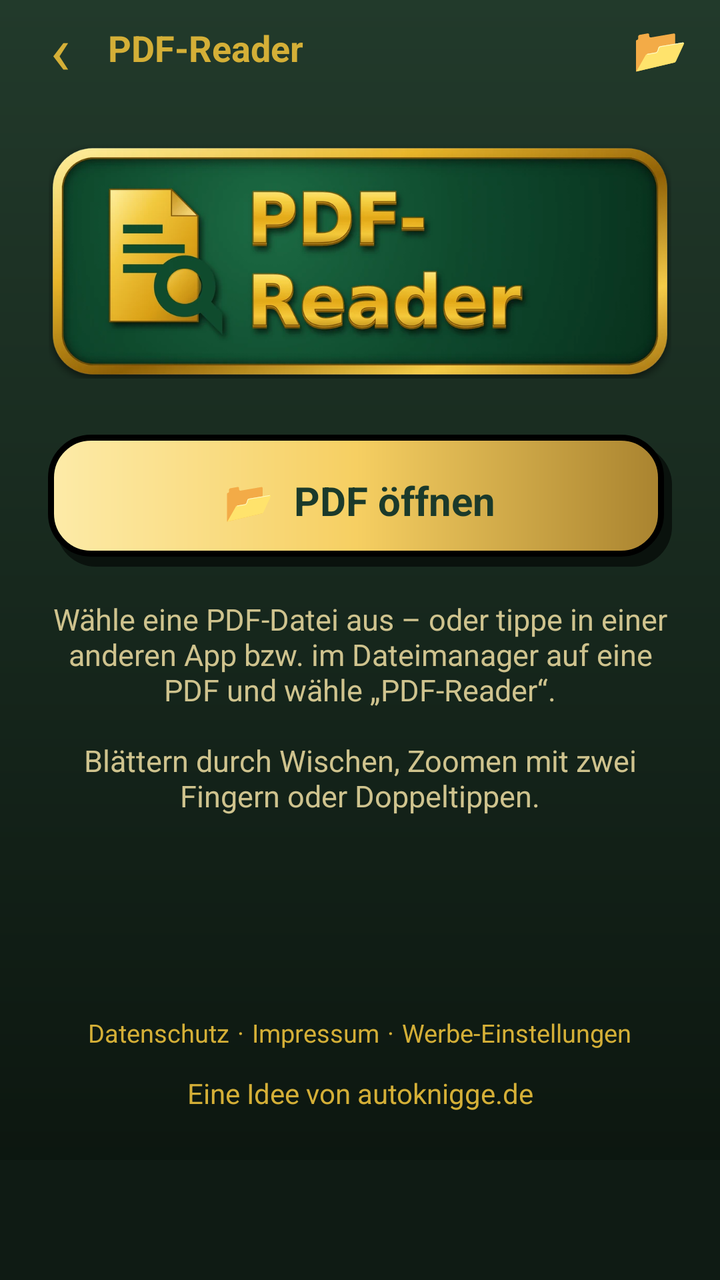
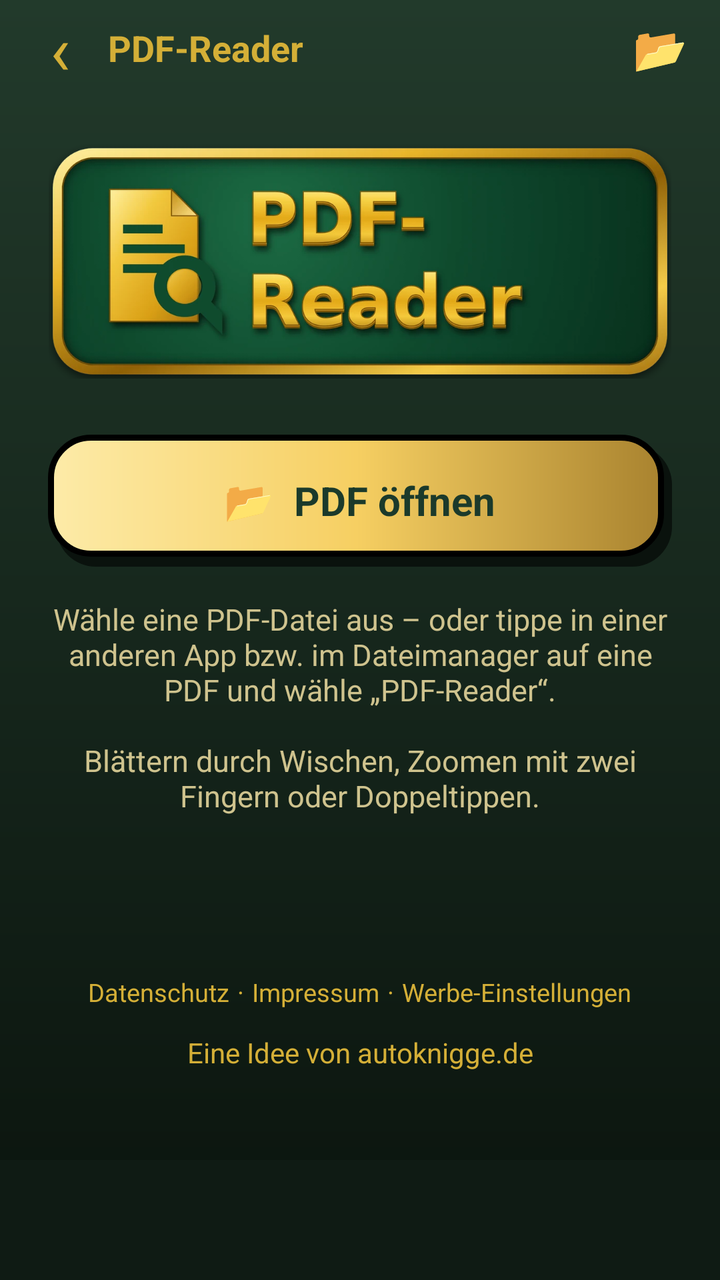

Compare the two renders of this Android layout. The source of the first and the diff that turns it into the second are given below.
<!-- AndroidManifest.xml: application theme Theme.PdfReader -->
<!-- res/layout/activity_reader.xml -->
<?xml version="1.0" encoding="utf-8"?>
<LinearLayout xmlns:android="http://schemas.android.com/apk/res/android"
    android:id="@+id/root"
    android:layout_width="match_parent"
    android:layout_height="match_parent"
    android:background="@drawable/bg_screen"
    android:orientation="vertical">

    <LinearLayout
        android:layout_width="match_parent"
        android:layout_height="wrap_content"
        android:gravity="center_vertical"
        android:orientation="horizontal"
        android:paddingStart="6dp"
        android:paddingEnd="6dp">

        <TextView
            android:id="@+id/btnBack"
            android:layout_width="48dp"
            android:layout_height="48dp"
            android:contentDescription="Zurück"
            android:gravity="center"
            android:text="‹"
            android:textColor="@color/gold"
            android:textSize="34sp" />

        <TextView
            android:id="@+id/tvTitle"
            android:layout_width="0dp"
            android:layout_height="wrap_content"
            android:layout_weight="1"
            android:ellipsize="middle"
            android:maxLines="1"
            android:text="@string/app_name"
            android:textColor="@color/gold"
            android:textSize="18sp"
            android:textStyle="bold" />

        <TextView
            android:id="@+id/btnSpeak"
            android:layout_width="48dp"
            android:layout_height="48dp"
            android:contentDescription="Vorlesen"
            android:gravity="center"
            android:text="🔊"
            android:textSize="22sp"
            android:visibility="gone" />

        <TextView
            android:id="@+id/btnReadSettings"
            android:layout_width="44dp"
            android:layout_height="48dp"
            android:contentDescription="Vorlese-Einstellungen"
            android:gravity="center"
            android:text="⚙"
            android:textColor="@color/gold"
            android:textSize="22sp"
            android:visibility="gone" />

        <TextView
            android:id="@+id/btnOpen"
            android:layout_width="48dp"
            android:layout_height="48dp"
            android:contentDescription="PDF öffnen"
            android:gravity="center"
            android:text="📂"
            android:textSize="22sp" />
    </LinearLayout>

    <FrameLayout
        android:layout_width="match_parent"
        android:layout_height="0dp"
        android:layout_weight="1">

        <androidx.viewpager2.widget.ViewPager2
            android:id="@+id/pager"
            android:layout_width="match_parent"
            android:layout_height="match_parent"
            android:visibility="gone" />

        <TextView
            android:id="@+id/tvPage"
            android:layout_width="wrap_content"
            android:layout_height="wrap_content"
            android:layout_gravity="bottom|center_horizontal"
            android:layout_marginBottom="16dp"
            android:background="@drawable/bg_pagepill"
            android:paddingStart="16dp"
            android:paddingTop="6dp"
            android:paddingEnd="16dp"
            android:paddingBottom="6dp"
            android:textColor="@color/text_hell"
            android:textSize="14sp"
            android:visibility="gone" />

        <ScrollView
            android:id="@+id/empty"
            android:layout_width="match_parent"
            android:layout_height="match_parent"
            android:fillViewport="true">

            <LinearLayout
                android:layout_width="match_parent"
                android:layout_height="wrap_content"
                android:gravity="center_horizontal"
                android:orientation="vertical"
                android:paddingStart="24dp"
                android:paddingTop="24dp"
                android:paddingEnd="24dp"
                android:paddingBottom="16dp">

                <ImageView
                    android:layout_width="match_parent"
                    android:layout_height="wrap_content"
                    android:adjustViewBounds="true"
                    android:importantForAccessibility="no"
                    android:src="@drawable/header_logo" />

                <LinearLayout
                    android:id="@+id/btnOpenBig"
                    android:layout_width="match_parent"
                    android:layout_height="wrap_content"
                    android:layout_marginTop="28dp"
                    android:background="@drawable/bg_btn_gold"
                    android:clickable="true"
                    android:focusable="true"
                    android:gravity="center"
                    android:minHeight="66dp"
                    android:orientation="horizontal"
                    android:paddingStart="16dp"
                    android:paddingEnd="16dp">

                    <TextView
                        android:layout_width="wrap_content"
                        android:layout_height="wrap_content"
                        android:text="📂  PDF öffnen"
                        android:textColor="@color/auf_gold"
                        android:textSize="20sp"
                        android:textStyle="bold" />
                </LinearLayout>

                <TextView
                    android:layout_width="match_parent"
                    android:layout_height="wrap_content"
                    android:layout_marginTop="16dp"
                    android:gravity="center"
                    android:text="Wähle eine PDF-Datei aus – oder tippe in einer anderen App bzw. im Dateimanager auf eine PDF und wähle „PDF-Reader“.\n\nBlättern durch Wischen, Zoomen mit zwei Fingern oder Doppeltippen."
                    android:textColor="@color/text_gedimmt"
                    android:textSize="15sp" />

                <View
                    android:layout_width="match_parent"
                    android:layout_height="0dp"
                    android:layout_weight="1"
                    android:minHeight="20dp" />

                <LinearLayout
                    android:layout_width="wrap_content"
                    android:layout_height="wrap_content"
                    android:layout_marginTop="20dp"
                    android:gravity="center"
                    android:orientation="horizontal">

                    <TextView
                        android:id="@+id/tvPrivacy"
                        android:layout_width="wrap_content"
                        android:layout_height="wrap_content"
                        android:padding="4dp"
                        android:text="Datenschutz"
                        android:textColor="@color/gold"
                        android:textSize="12.5sp" />

                    <TextView
                        android:layout_width="wrap_content"
                        android:layout_height="wrap_content"
                        android:text="·"
                        android:textColor="@color/gold"
                        android:textSize="12.5sp" />

                    <TextView
                        android:id="@+id/tvImprint"
                        android:layout_width="wrap_content"
                        android:layout_height="wrap_content"
                        android:padding="4dp"
                        android:text="Impressum"
                        android:textColor="@color/gold"
                        android:textSize="12.5sp" />

                    <TextView
                        android:layout_width="wrap_content"
                        android:layout_height="wrap_content"
                        android:text="·"
                        android:textColor="@color/gold"
                        android:textSize="12.5sp" />

                    <TextView
                        android:id="@+id/tvAdSettings"
                        android:layout_width="wrap_content"
                        android:layout_height="wrap_content"
                        android:padding="4dp"
                        android:text="Werbe-Einstellungen"
                        android:textColor="@color/gold"
                        android:textSize="12.5sp" />
                </LinearLayout>

                <TextView
                    android:id="@+id/tvAbout"
                    android:layout_width="wrap_content"
                    android:layout_height="wrap_content"
                    android:gravity="center"
                    android:padding="8dp"
                    android:text="Eine Idee von autoknigge.de"
                    android:textColor="@color/gold"
                    android:textSize="14sp" />
            </LinearLayout>
        </ScrollView>
    </FrameLayout>

    <LinearLayout
        android:id="@+id/readBar"
        android:layout_width="match_parent"
        android:layout_height="wrap_content"
        android:background="@drawable/bg_box_dark"
        android:gravity="center_vertical"
        android:orientation="horizontal"
        android:paddingStart="12dp"
        android:paddingEnd="8dp"
        android:visibility="gone">

        <TextView
            android:id="@+id/tvReadStatus"
            android:layout_width="0dp"
            android:layout_height="wrap_content"
            android:layout_weight="1"
            android:text="Vorlesen …"
            android:textColor="@color/text_hell"
            android:textSize="14sp" />

        <TextView
            android:id="@+id/btnPlayPause"
            android:layout_width="48dp"
            android:layout_height="48dp"
            android:contentDescription="Pause"
            android:gravity="center"
            android:text="⏸"
            android:textColor="@color/gold"
            android:textSize="22sp" />

        <TextView
            android:id="@+id/btnStopRead"
            android:layout_width="48dp"
            android:layout_height="48dp"
            android:contentDescription="Vorlesen beenden"
            android:gravity="center"
            android:text="⏹"
            android:textColor="@color/gold"
            android:textSize="22sp" />
    </LinearLayout>

    <FrameLayout
        android:id="@+id/adContainer"
        android:layout_width="match_parent"
        android:layout_height="wrap_content"
        android:background="@drawable/bg_ad"
        android:minHeight="60dp" />
</LinearLayout>
<!-- resources referenced by this layout -->
<resources>
  <color name="auf_gold">#1B3A2B</color>
  <color name="gold">#D4AF37</color>
  <color name="text_gedimmt">#CFC38E</color>
  <color name="text_hell">#F8E7A4</color>
  <!-- drawable bg_ad (drawable) -->
  <?xml version="1.0" encoding="utf-8"?>
  <shape xmlns:android="http://schemas.android.com/apk/res/android"
      android:shape="rectangle">
      <solid android:color="@color/tanne_dunkel" />
  </shape>
  <!-- drawable bg_box_dark (drawable) -->
  <?xml version="1.0" encoding="utf-8"?>
  <layer-list xmlns:android="http://schemas.android.com/apk/res/android">
          <item
              android:left="4dp"
              android:top="5dp">
              <shape android:shape="rectangle">
                  <solid android:color="#0A120D" />
                  <corners android:radius="20dp" />
              </shape>
          </item>
          <item
              android:bottom="5dp"
              android:right="4dp">
              <shape android:shape="rectangle">
                  <gradient
                      android:angle="315"
                      android:endColor="#09120C"
                      android:startColor="#22392C" />
                  <stroke
                      android:width="2.5dp"
                      android:color="#C9A648" />
                  <corners android:radius="20dp" />
              </shape>
          </item>
      </layer-list>
  <!-- drawable bg_btn_gold (drawable) -->
  <?xml version="1.0" encoding="utf-8"?>
  <ripple xmlns:android="http://schemas.android.com/apk/res/android"
      android:color="#55FFFFFF">
      <item>
      <layer-list>
          <item
              android:left="4dp"
              android:top="5dp">
              <shape android:shape="rectangle">
                  <solid android:color="#0A120D" />
                  <corners android:radius="20dp" />
              </shape>
          </item>
          <item
              android:bottom="5dp"
              android:right="4dp">
              <shape android:shape="rectangle">
                  <gradient
                      android:angle="0"
                  android:centerColor="#F6CF62"
                      android:endColor="#A9832F"
                      android:startColor="#FDEBA8" />
                  <stroke
                      android:width="3dp"
                      android:color="#000000" />
                  <corners android:radius="20dp" />
              </shape>
          </item>
      </layer-list>
      </item>
  </ripple>
  <!-- drawable bg_pagepill (drawable) -->
  <?xml version="1.0" encoding="utf-8"?>
  <shape xmlns:android="http://schemas.android.com/apk/res/android"
      android:shape="rectangle">
      <solid android:color="#CC0A120D" />
      <stroke android:width="1dp" android:color="#66C9A648" />
      <corners android:radius="20dp" />
  </shape>
  <!-- drawable bg_screen (drawable) -->
  <?xml version="1.0" encoding="utf-8"?>
  <shape xmlns:android="http://schemas.android.com/apk/res/android"
      android:shape="rectangle">
      <gradient
          android:angle="270"
          android:endColor="#0A130D"
          android:startColor="#223A2B" />
  </shape>
  <!-- drawable header_logo: webp bitmap (drawable-nodpi, 30998 bytes) -->
  <string name="app_name">PDF-Reader</string>
  <style name="Theme.PdfReader" parent="Theme.AppCompat.NoActionBar">
          <item name="android:windowBackground">@drawable/bg_screen</item>
          <item name="android:textColor">@color/text_hell</item>
          <item name="colorAccent">@color/gold</item>
          <item name="colorPrimary">@color/tanne</item>
          <item name="colorPrimaryDark">@color/tanne_dunkel</item>
          <item name="android:statusBarColor">@color/tanne</item>
          <item name="android:navigationBarColor">@color/tanne_dunkel</item>
          <item name="android:windowLightStatusBar">false</item>
      </style>
  <color name="tanne_dunkel">#0F1B14</color>
  <color name="tanne">#1A2C20</color>
</resources>

<!-- the commit's change to res/layout/activity_reader.xml (unified diff, before → after) -->
@@ -212,6 +212,15 @@
                     android:text="Eine Idee von autoknigge.de"
                     android:textColor="@color/gold"
                     android:textSize="14sp" />
+
+                <TextView
+                    android:id="@+id/tvVersion"
+                    android:layout_width="wrap_content"
+                    android:layout_height="wrap_content"
+                    android:gravity="center"
+                    android:paddingBottom="4dp"
+                    android:textColor="@color/text_gedimmt"
+                    android:textSize="12sp" />
             </LinearLayout>
         </ScrollView>
     </FrameLayout>
